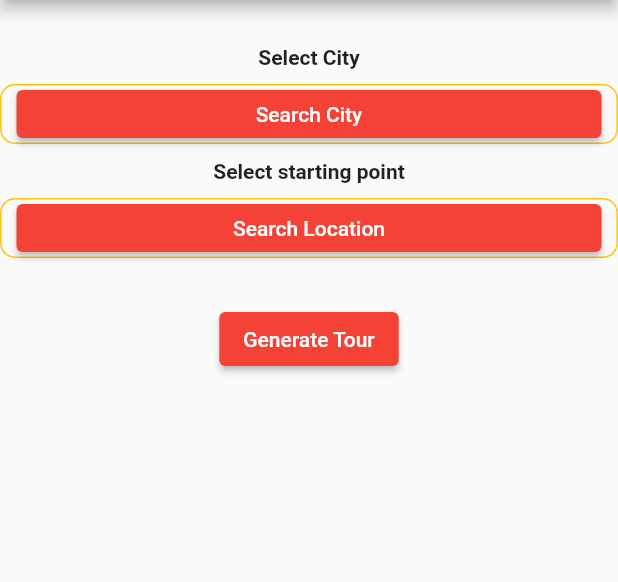
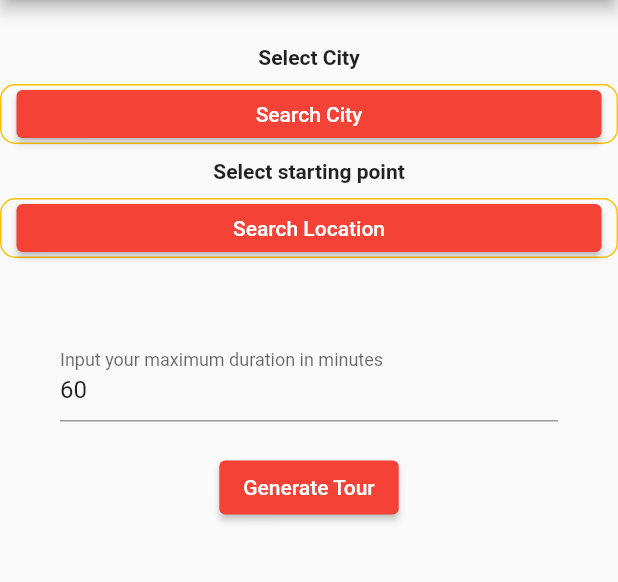
Before and after one commit to NikolaT0mic/SightWalker, a Flutter app: the screen it shows after launch, on a phone screen of 412 x 824 dp, the part 84-666 px from its top. Run offline on Flutter 3.47's test engine with Material 2 defaults, Android fonts, the phone set to English and light mode, and no system bars; our stand-ins replace audioplayers, google_maps_flutter, shared_preferences; missing offline and left inert: flutter_google_places_hoc081098, flutter_polyline_points, google_maps_webservice.

Commit message:
added duration input

```diff
--- a/sight_walker/lib/services/tour_service.dart
+++ b/sight_walker/lib/services/tour_service.dart
@@ -3,7 +3,7 @@ import 'dart:convert';
 
 class TourService{
 
-  Future<List> requestTour(var city, var start) async {
+  Future<List> requestTour(var city, var start, int duration) async {
     var url = "https://2cc7-2a09-80c0-192-0-d3a8-8f12-9ddf-3f34.eu.ngrok.io/tour";
     var headers = {
       'Content-Type': 'application/json',
@@ -21,7 +21,7 @@ class TourService{
         "museum",
         "park"
       ],
-      "max_time": 180,
+      "max_time": duration,
       "language": "en"
     });
     request.headers.addAll(headers);
--- a/sight_walker/lib/views/home_page.dart
+++ b/sight_walker/lib/views/home_page.dart
@@ -1,4 +1,5 @@
 import 'package:flutter/material.dart';
+import 'package:flutter/services.dart';
 
 import '../services/tour_service.dart';
 import '/views/route_page.dart';
@@ -25,6 +26,7 @@ class _HomePageState extends State<HomePage> {
   var start = {};
 
   List tourData = [];
+  final TextEditingController durationEditingController = TextEditingController(text: "60");
 
   void setStart(var _start) {
     setState(() {
@@ -40,7 +42,7 @@ class _HomePageState extends State<HomePage> {
 
   Future<void> fetchData() async {
     TourService t = TourService();
-    var temp = await t.requestTour(city, start);
+    var temp = await t.requestTour(city, start, int.parse(durationEditingController.text));
     //print("Test tour desc ausgabe: ${temp[0]["name"]}");
     setState(() {
       tourData = temp;
@@ -96,6 +98,21 @@ class _HomePageState extends State<HomePage> {
                 child: SearchBarWidget(text: "Search Location", setter: setStart)
             ),
             const SizedBox(height: 30,),
+            Padding(
+              padding: const EdgeInsets.only(left: 40.0, right: 40.0, top: 20.0),
+              child: TextFormField(
+                controller: durationEditingController,
+                initialValue: null,
+                onChanged: (val) {
+                  print(val);
+                },
+                keyboardType: TextInputType.number,
+                decoration: InputDecoration(
+                  label: Text("Input your maximum duration in minutes"),
+                ),
+              ),
+            ),
+            const SizedBox(height: 20,),
             ElevatedButton(
                 onPressed: () async {
                   bool error = false;
```
